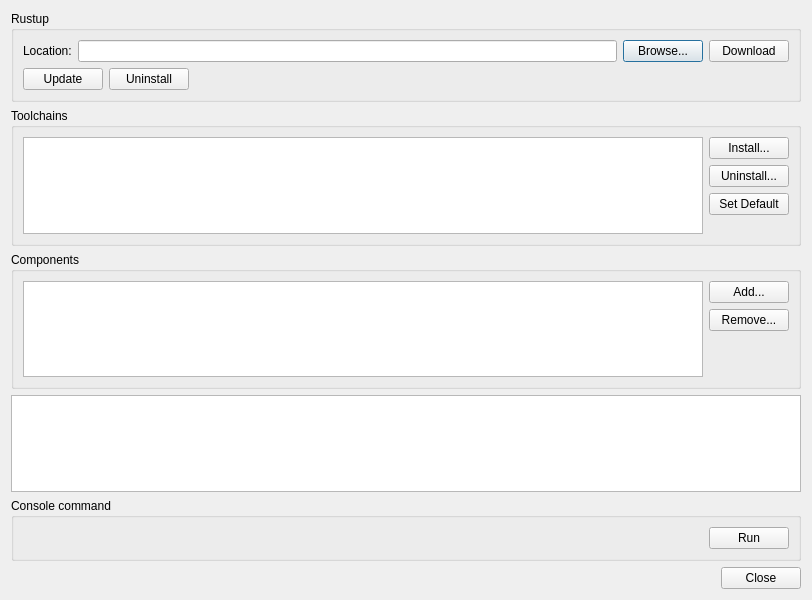
The window that Source/UI/RustInstaller.ui (krre/afterglow) describes before a commit, drawn with Qt 5.
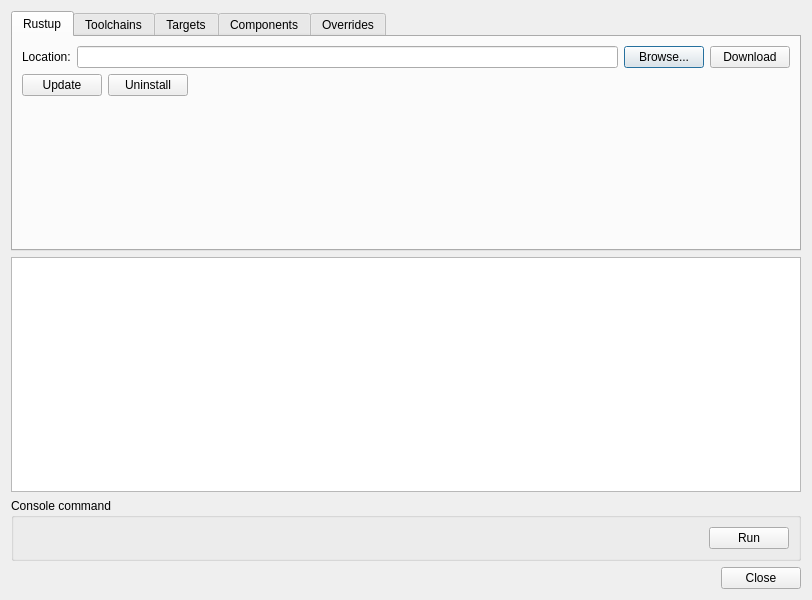
The same window after the commit.

Commit message: Replace groupboxes by tabs in Rust Installer window

```diff
--- a/Source/UI/RustInstaller.ui
+++ b/Source/UI/RustInstaller.ui
@@ -15,10 +15,14 @@
   </property>
   <layout class="QVBoxLayout" name="verticalLayout">
    <item>
-    <widget class="QGroupBox" name="groupBox">
-     <property name="title">
+    <widget class="QTabWidget" name="tabWidget">
+     <property name="currentIndex">
+      <number>0</number>
+     </property>
+     <widget class="QWidget" name="rustup">
+      <attribute name="title">
       <string>Rustup</string>
-     </property>
+      </attribute>
      <layout class="QVBoxLayout" name="verticalLayout_2">
       <item>
        <layout class="QHBoxLayout" name="horizontalLayout_2">
@@ -79,23 +83,31 @@
         </item>
        </layout>
       </item>
-     </layout>
-    </widget>
-   </item>
-   <item>
-    <widget class="QGroupBox" name="groupBox_3">
-     <property name="title">
+       <item>
+        <spacer name="verticalSpacer">
+         <property name="orientation">
+          <enum>Qt::Vertical</enum>
+         </property>
+         <property name="sizeHint" stdset="0">
+          <size>
+           <width>20</width>
+           <height>40</height>
+          </size>
+         </property>
+        </spacer>
+       </item>
+      </layout>
+     </widget>
+     <widget class="QWidget" name="toolchains">
+      <attribute name="title">
       <string>Toolchains</string>
-     </property>
+      </attribute>
      <layout class="QHBoxLayout" name="horizontalLayout">
       <item>
        <widget class="QListView" name="listViewToolchains"/>
       </item>
       <item>
        <layout class="QVBoxLayout" name="verticalLayout_4">
-        <property name="leftMargin">
-         <number>0</number>
-        </property>
         <item>
          <widget class="QPushButton" name="pushButtonInstallToolchain">
           <property name="text">
@@ -118,7 +130,7 @@
          </widget>
         </item>
         <item>
-         <spacer name="verticalSpacer">
+          <spacer name="verticalSpacer_3">
           <property name="orientation">
            <enum>Qt::Vertical</enum>
           </property>
@@ -134,12 +146,15 @@
       </item>
      </layout>
     </widget>
-   </item>
-   <item>
-    <widget class="QGroupBox" name="groupBox_2">
-     <property name="title">
+     <widget class="QWidget" name="targets">
+      <attribute name="title">
+       <string>Targets</string>
+      </attribute>
+     </widget>
+     <widget class="QWidget" name="components">
+      <attribute name="title">
       <string>Components</string>
-     </property>
+      </attribute>
      <layout class="QHBoxLayout" name="horizontalLayout_5">
       <item>
        <widget class="QListView" name="listViewComponents"/>
@@ -179,6 +194,12 @@
        </layout>
       </item>
      </layout>
+     </widget>
+     <widget class="QWidget" name="overrides">
+      <attribute name="title">
+       <string>Overrides</string>
+      </attribute>
+     </widget>
     </widget>
    </item>
    <item>
```
Lines whose indentation alone changed are shown as unchanged.
